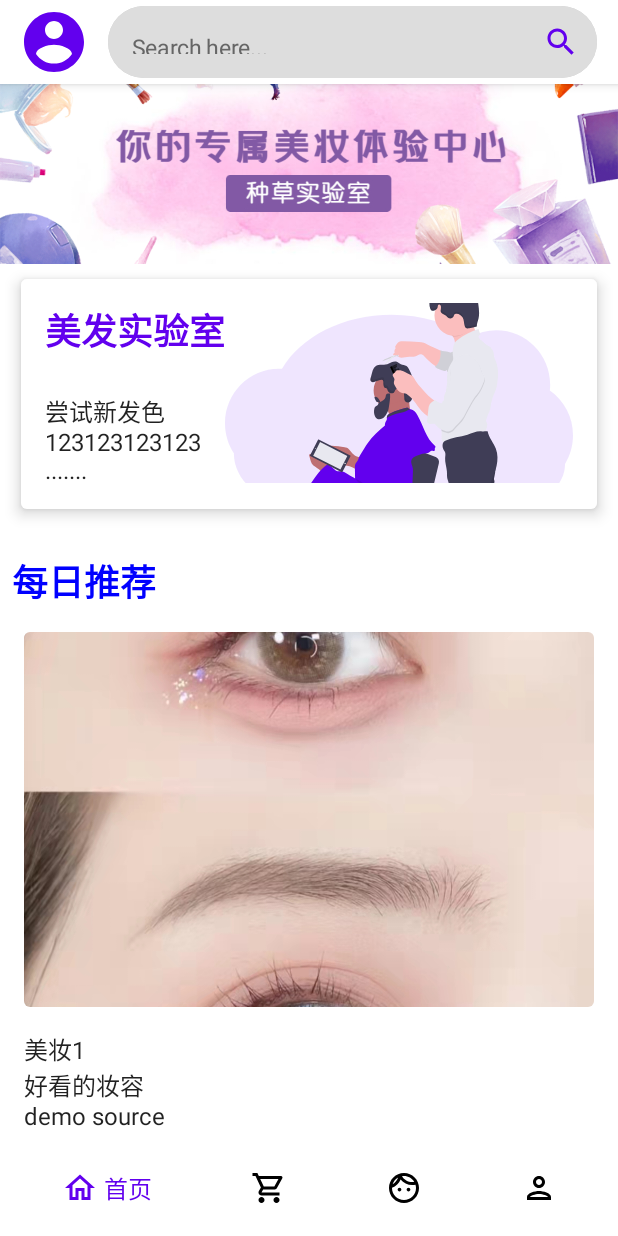
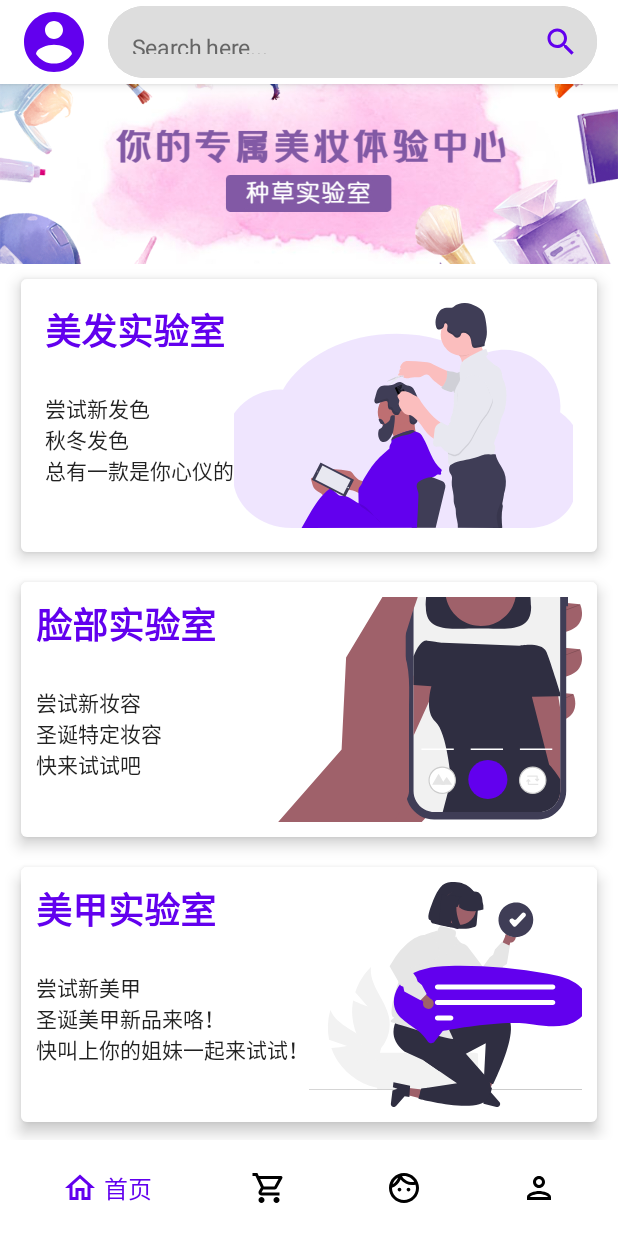
Before and after one commit to zdd0419/MakeupBeauty, an Android app built with Jetpack Compose: the screen it shows after launch (MainActivity), on a phone screen of 412 x 824 dp. Run offline under Robolectric (Android 15) with nearby library versions, the phone set to English and light mode, and no system bars.

Commit message:
完善了卡片的更新

```diff
--- a/app/src/main/java/com/example/makeupbeauty/Screens/HomeScreen.kt
+++ b/app/src/main/java/com/example/makeupbeauty/Screens/HomeScreen.kt
@@ -68,6 +68,8 @@ fun HomeHeader() {
                     .wrapContentHeight()
             ) {
                 HairLabCard()
+                FaceLabCard()
+                HandLabCard()
             }
             Spacer(modifier = Modifier.height(16.dp))
             RecommendTitle("每日推荐")
@@ -84,7 +86,7 @@ fun RecommendTitle(text: String, modifier: Modifier = Modifier){
         fontWeight = FontWeight.Bold,
         color = Color.Blue,
         textAlign = TextAlign.Center,
-        modifier = modifier.padding(8.dp,4.dp,8.dp,0.dp)
+        modifier = modifier.padding(10.dp,4.dp,8.dp,0.dp)
     )
 }
 
--- a/app/src/main/java/com/example/makeupbeauty/component/card/Cards.kt
+++ b/app/src/main/java/com/example/makeupbeauty/component/card/Cards.kt
@@ -49,15 +49,15 @@ fun HairLabCard() {
                 )
                 Spacer(modifier = Modifier.height(24.dp))
                 Text(
-                    text = "尝试新发色\n123123123123\n.......",
-                    fontSize = 16.sp,
+                    text = "尝试新发色\n秋冬发色\n总有一款是你心仪的",
+                    fontSize = 14.sp,
                 )
             }
 
             Image(painter = painterResource(id = R.drawable.ic_hair_card),
                 contentDescription =null,
                 contentScale = ContentScale.Crop,
-                modifier = Modifier.height(120.dp)
+                modifier = Modifier.height(150.dp)
             )
         }
     }
@@ -83,19 +83,28 @@ fun FaceLabCard() {
         Row(
             modifier = Modifier.padding(10.dp) // 内边距
         ) {
+            Column() {
                 Text(
                     buildAnnotatedString {
-                    withStyle(style = SpanStyle(fontSize = 12.sp, color = Color(0xFF4552B8))
+                        withStyle(style = SpanStyle(fontSize = 24.sp, fontWeight = FontWeight.Bold,color = MaterialTheme.colors.primary)
                         ) {
                             append("脸部实验室")
                         }
                     }
                 )
+
+                Spacer(modifier = Modifier.height(24.dp))
+                Text(
+                    text = "尝试新妆容\n圣诞特定妆容\n快来试试吧",
+                    fontSize = 14.sp,
+                )
+
+            }
+
             Image(painter = painterResource(id = R.drawable.ic_face_card),
                 contentDescription =null,
                 contentScale = ContentScale.Crop,
-                modifier = Modifier
-                    .height(48.dp)
+                modifier = Modifier.height(150.dp)
             )
         }
     }
@@ -119,19 +128,26 @@ fun HandLabCard() {
         Row(
             modifier = Modifier.padding(10.dp) // 内边距
         ) {
+            Column() {
                 Text(
                     buildAnnotatedString {
-                    withStyle(style = SpanStyle(fontSize = 12.sp, color = Color(0xFF4552B8))
+                        withStyle(style = SpanStyle(fontSize = 24.sp, fontWeight = FontWeight.Bold, color = MaterialTheme.colors.primary)
                         ) {
                             append("美甲实验室")
                         }
                     }
                 )
+                Spacer(modifier = Modifier.height(24.dp))
+                Text(
+                    text = "尝试新美甲\n圣诞美甲新品来咯！\n快叫上你的姐妹一起来试试！",
+                    fontSize = 14.sp,
+                )
+            }
+
             Image(painter = painterResource(id = R.drawable.ic_hand_card),
                 contentDescription =null,
                 contentScale = ContentScale.Crop,
-                modifier = Modifier
-                    .height(48.dp)
+                modifier = Modifier.height(150.dp)
             )
         }
     }
```
Also changed, not shown: app/src/main/java/com/example/makeupbeauty/Screens/VerticalListItem.kt (+0 -9 lines). Lines whose indentation alone changed are shown as unchanged.
